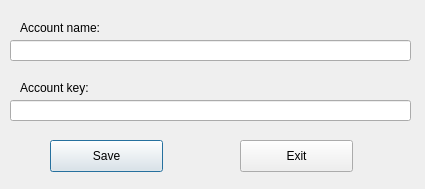
Qt form ui/loginpage.ui (viktorwilczek/EngineeringProject) before a commit.
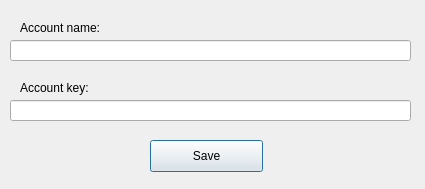
The same form after that commit.

Patch:
```diff
--- a/ui/loginpage.ui
+++ b/ui/loginpage.ui
@@ -16,7 +16,7 @@
   <widget class="QPushButton" name="pushButton">
    <property name="geometry">
     <rect>
-     <x>50</x>
+     <x>150</x>
      <y>140</y>
      <width>113</width>
      <height>32</height>
@@ -26,19 +26,6 @@
     <string>Save</string>
    </property>
   </widget>
-  <widget class="QPushButton" name="pushButton_2">
-   <property name="geometry">
-    <rect>
-     <x>240</x>
-     <y>140</y>
-     <width>113</width>
-     <height>32</height>
-    </rect>
-   </property>
-   <property name="text">
-    <string>Exit</string>
-   </property>
-  </widget>
   <widget class="QLabel" name="label">
    <property name="geometry">
     <rect>
```
Left out of the diff: 2 changed lines with no effect on the pictures.
